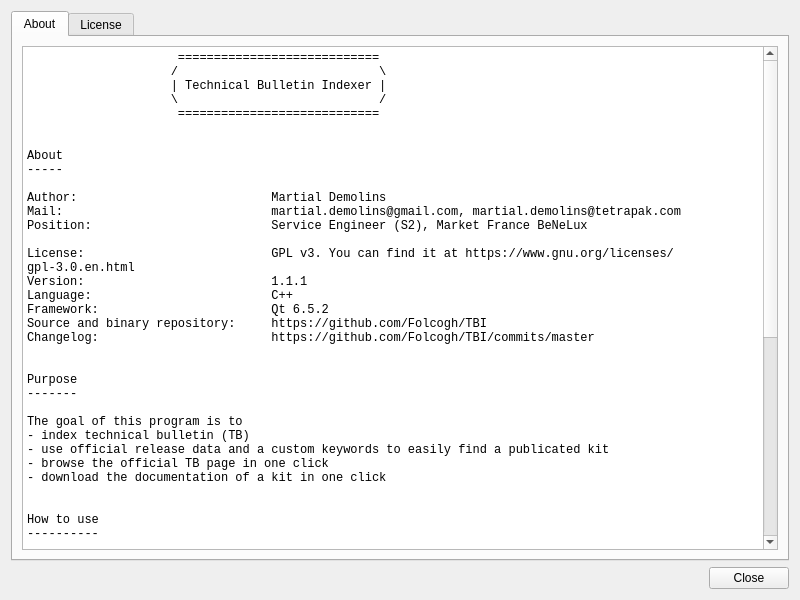
This is Dialog/DlgHelp.ui in Folco68/TBI as Qt 5 draws it before an edit. The edited form follows.
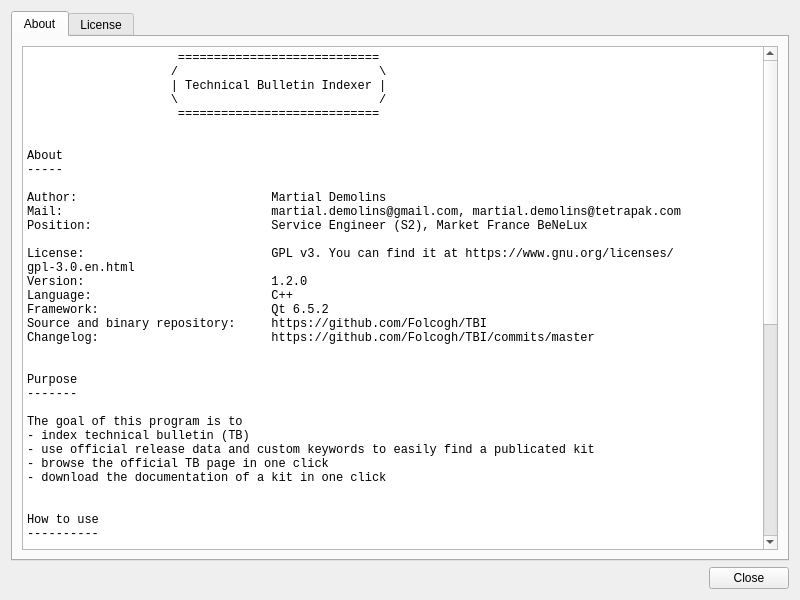
This is the edited form.

Commit message: - started to support the new format of TB mail, showing the RM, SPC, UP - dpcumented db formats

Patch:
```diff
--- a/Dialog/DlgHelp.ui
+++ b/Dialog/DlgHelp.ui
@@ -53,7 +53,7 @@
 Position:                         Service Engineer (S2), Market France BeNeLux
 
 License:                          GPL v3. You can find it at https://www.gnu.org/licenses/gpl-3.0.en.html
-Version:                          1.1.1
+Version:                          1.2.0
 Language:                         C++
 Framework:                        Qt 6.5.2
 Source and binary repository:     https://github.com/Folcogh/TBI
@@ -65,7 +65,7 @@
 
 The goal of this program is to 
 - index technical bulletin (TB)
-- use official release data and a custom keywords to easily find a publicated kit
+- use official release data and custom keywords to easily find a publicated kit
 - browse the official TB page in one click
 - download the documentation of a kit in one click
 
@@ -73,7 +73,8 @@
 How to use
 ----------
 
-Drag and drop the content of a TB Notification into the main window or the TB edition window.
+Drag and drop the content of a TB mail into the main window or the TB edition window (Ctrl-A + Drag&amp;Drop).
+You can also Copy the full content of a TB mail and paste it into the main window (Ctrl-A + Ctrl-C + Alt-Tab + Ctrl-V).
 It will pop the TB creation dialog, filling the fields for you, and offering to customize any field you want.
 Validating the dialog will make the TB to be saved in the list and indexed.
 
```
The commit also changes 7 other files.
